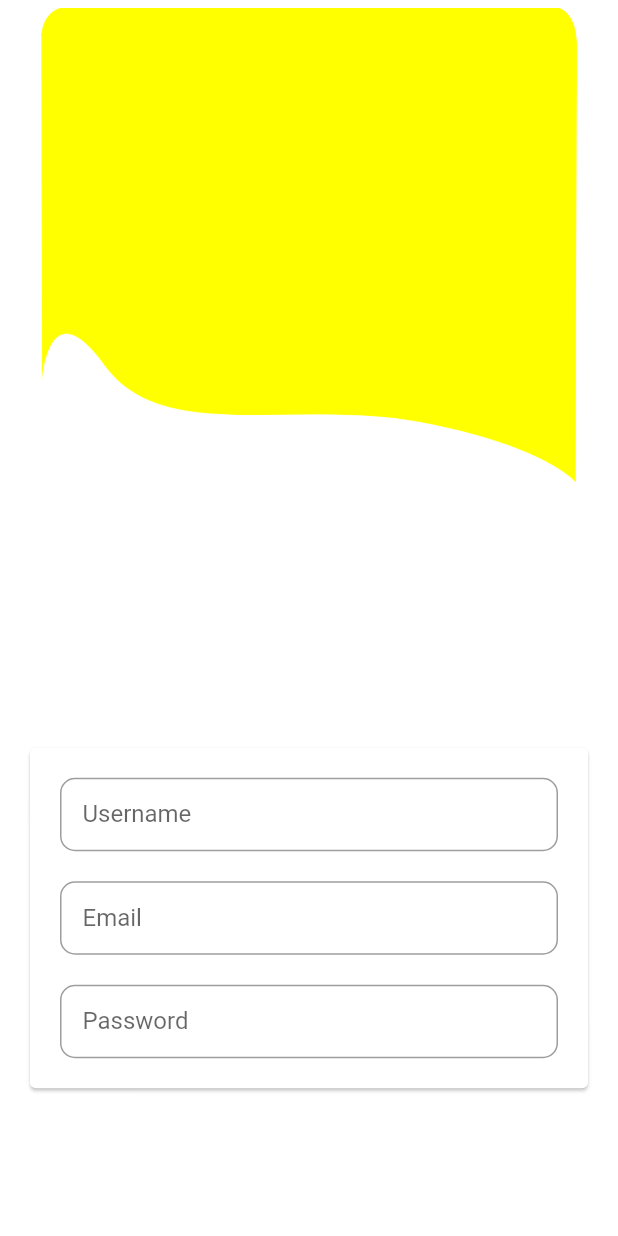
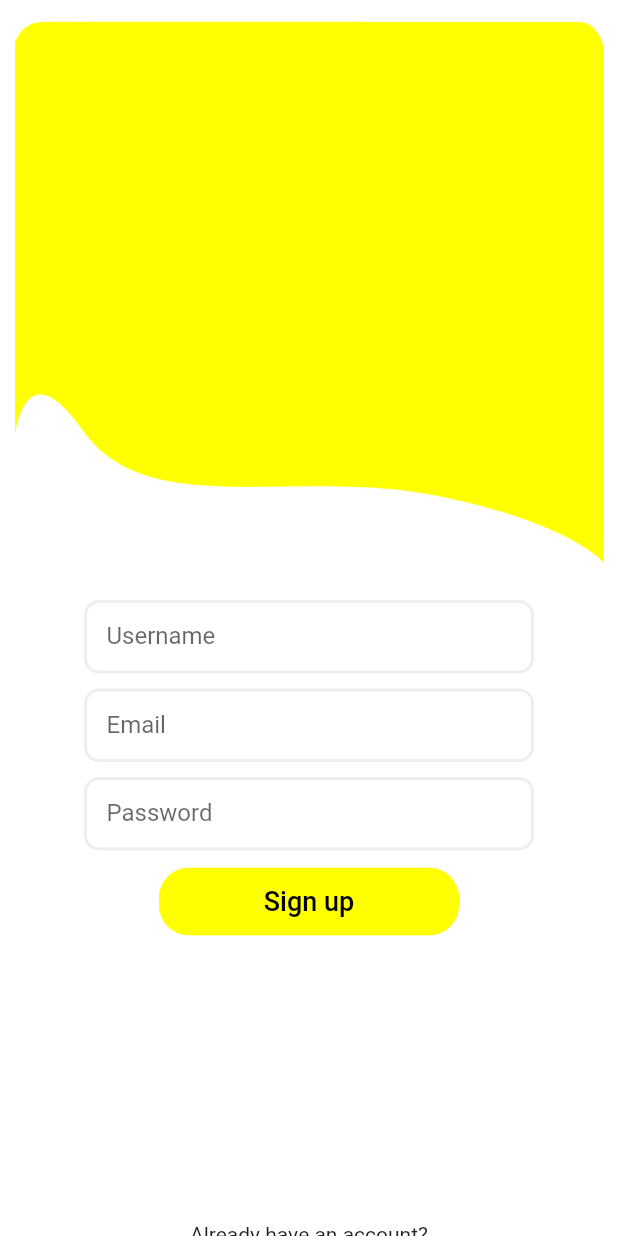
Before and after one commit to PrinceAFelix/Flutter-Chat-Application, a Flutter app: the screen it shows after launch, on a phone screen of 412 x 824 dp. Run offline on Flutter 3.47's test engine with Material 2 defaults, Android fonts, the phone set to English and light mode, and no system bars.

Commit message:
Sign Up Screen UI Finished

```diff
--- a/lib/screens/authentication_screen.dart
+++ b/lib/screens/authentication_screen.dart
@@ -10,48 +10,26 @@ class Authentication extends StatefulWidget {
 class _AuthenticationState extends State<Authentication> {
   @override
   Widget build(BuildContext context) {
-    return MaterialApp(
-      home: Scaffold(
-        backgroundColor: Colors.white,
-        appBar: PreferredSize(
-          preferredSize: Size.fromHeight(400),
-          child: AppBar(
-          backgroundColor: Colors.transparent,
-          elevation: 0,
-          flexibleSpace: Container(
-          margin: EdgeInsets.only(top: 5),
-          decoration: BoxDecoration(
-            image: DecorationImage(
-              image: AssetImage("assets/images/logo.png"),
-              fit: BoxFit.cover,
-            )
-          )
-        ),
-          ),
-        ),
-        body: AuthForm(),
-        ),
+    return Scaffold(
+      //   appBar: PreferredSize(
+      //   preferredSize: Size.fromHeight(10),
+      //   child: AppBar(
+      //     elevation: 0,
+      //     centerTitle: true,
+      //     flexibleSpace: Container(
+      //     margin: EdgeInsets.only(top: 5),
+      //     decoration: BoxDecoration(
+      //       image: DecorationImage(
+      //         image: AssetImage("assets/images/logo.png"),
+      //         fit: BoxFit.cover,
+      //       )
+      //     )
+      //   ),
+      //   backgroundColor: Colors.transparent
+      //   ),
+      // ),
+
+      body: AuthForm(),
     );
-    // return Scaffold(
-    //     appBar: PreferredSize(
-    //     preferredSize: Size.fromHeight(10),
-    //     child: AppBar(
-    //       elevation: 0,
-    //       centerTitle: true,
-    //       flexibleSpace: Container(
-    //       margin: EdgeInsets.only(top: 5),
-    //       decoration: BoxDecoration(
-    //         image: DecorationImage(
-    //           image: AssetImage("assets/images/logo.png"),
-    //           fit: BoxFit.cover,
-    //         )
-    //       )
-    //     ),
-    //     backgroundColor: Colors.transparent
-    //     ),
-    //   ),
-
-    //   body: AuthForm(),
-    // );
   }
 }
--- a/lib/widgets/auth_form.dart
+++ b/lib/widgets/auth_form.dart
@@ -1,4 +1,5 @@
 import 'package:flutter/material.dart';
+import 'dart:async';
 
 class AuthForm extends StatefulWidget {
 
@@ -9,60 +10,179 @@ class AuthForm extends StatefulWidget {
 class _AuthFormState extends State<AuthForm> {
   @override
   Widget build(BuildContext context) {
-    return Center(
-      child: Card(
-        margin: EdgeInsets.all(20.0),
-        child: SingleChildScrollView(
+    return Scaffold(
+      backgroundColor: Colors.white,
+      body: SingleChildScrollView(
         child: Padding(
           padding: EdgeInsets.all(10.0),
-            child: Form(
+          child: Column(
+            children: [
+              Container(
+                height: 370,
+                child: Stack(
+                  children: [
+                    Positioned(
+                      top: 0,
+                      left: -30,
+                      right: -30,
+                      bottom: 0,
+                      child: Image.asset("assets/images/logo.png"),
+                    )
+                  ],
+                ),
+               ),
+               SizedBox(height: 20,),
+               Form(
+                 child: Container(
+                   width: 300,
                    child: Column(
                      mainAxisSize: MainAxisSize.min,
                      children: <Widget>[
                       Padding(
-                    padding: const EdgeInsets.all(10.0),
+                        padding: EdgeInsets.only(bottom: 10.0),
                         child: TextFormField(
                           keyboardType: TextInputType.text,
                           decoration: InputDecoration(
                             labelText: 'Username',
                             contentPadding: const EdgeInsets.all(15.0),
-                        border: OutlineInputBorder(
+                            enabledBorder: OutlineInputBorder(
+                              borderSide: BorderSide(color: Colors.grey.shade200, width: 2),
                               borderRadius: BorderRadius.circular(10.0),
                             ),
                           ),
                         ),
                       ),
                       Padding(
-                    padding: const EdgeInsets.all(10.0),
+                        padding: EdgeInsets.only(bottom: 10.0),
                         child: TextFormField(
                           keyboardType: TextInputType.text,
                           decoration: InputDecoration(
                             labelText: 'Email',
                             contentPadding: const EdgeInsets.all(15.0),
-                        border: OutlineInputBorder(
+                            enabledBorder: OutlineInputBorder(
+                              borderSide: BorderSide(color: Colors.grey.shade200, width: 2),
                               borderRadius: BorderRadius.circular(10.0),
                             ),
-                      ),),
+                          ),
+                        ),
                       ),
                       Padding(
-                    padding: const EdgeInsets.all(10.0),
+                        padding: EdgeInsets.only(bottom: 10.0),
                         child: TextFormField(
                           keyboardType: TextInputType.text,
                           decoration: InputDecoration(
                             labelText: 'Password',
-                        contentPadding: const EdgeInsets.all(15),
-                        border: OutlineInputBorder(
-                        borderRadius: BorderRadius.circular(10),
+                            contentPadding: const EdgeInsets.all(15.0),
+                            enabledBorder: OutlineInputBorder(
+                              borderSide: BorderSide(color: Colors.grey.shade200, width: 2),
+                              borderRadius: BorderRadius.circular(10.0),
                             ),
                           ),
                         ),
                       ),
+                      Padding(
+                        padding: EdgeInsets.only(bottom: 10.0),
+                        child: ButtonTheme(
+                          minWidth: 200,
+                          height: 45,
+                          child: MaterialButton(
+                              elevation: 0,
+                              onPressed: (){},
+                              color: Color.fromRGBO(255, 255, 0, 100),
+                              child: Text("Sign up", style: TextStyle(color: Colors.black, fontSize: 18),
+                          ),
+                          shape: RoundedRectangleBorder(
+                            borderRadius: BorderRadius.circular(20.0),
+                            side: BorderSide(color: Color.fromRGBO(255, 255, 0, 0.5),)
+                          ),
+                          ),
+                        ),
+                      ),
+                      SizedBox(height: 180,),
+                      Text("Already have an account?"),
+                      SizedBox(height: 10,),
+                      Padding(
+                        padding: EdgeInsets.only(bottom: 10.0),
+                        child: ButtonTheme(
+                          minWidth: 250,
+                          height: 45,
+                          child: MaterialButton(
+                              elevation: 0,
+                              onPressed: (){},
+                              color: Color.fromRGBO(255, 255, 0, 0.5),
+                              child: Text("Login", style: TextStyle(color: Colors.black, fontSize: 18),
+                          ),
+                          shape: RoundedRectangleBorder(
+                            borderRadius: BorderRadius.circular(10.0),
+                            side: BorderSide(color: Color.fromRGBO(255, 255, 0, 100),)
+                          ),
+                          ),
+                        ),
+                      ),
+
+                     ],
+                    ),
+                 ),
+                )
             ],
           ),
         ),
       ),
-        ),
-      ),
     );
+    // return Center(
+    //   child: Card(
+    //     margin: EdgeInsets.all(20.0),
+    //     child: SingleChildScrollView(
+    //       child: Padding(
+    //         padding: EdgeInsets.all(10.0),
+    //         child: Form(
+    //           child: Column(
+    //             mainAxisSize: MainAxisSize.min,
+    //             children: <Widget>[
+    //               Padding(
+    //                 padding: const EdgeInsets.all(10.0),
+    //                 child: TextFormField(
+    //                   keyboardType: TextInputType.text,
+    //                   decoration: InputDecoration(
+    //                     labelText: 'Username',
+    //                     contentPadding: const EdgeInsets.all(15.0),
+    //                     border: OutlineInputBorder(
+    //                     borderRadius: BorderRadius.circular(10.0),
+    //                     ),
+    //                   ),
+    //                 ),
+    //               ),
+    //               Padding(
+    //                 padding: const EdgeInsets.all(10.0),
+    //                 child: TextFormField(
+    //                   keyboardType: TextInputType.text,
+    //                   decoration: InputDecoration(
+    //                     labelText: 'Email',
+    //                     contentPadding: const EdgeInsets.all(15.0),
+    //                     border: OutlineInputBorder(
+    //                     borderRadius: BorderRadius.circular(10.0),
+    //                     ),
+    //                   ),),
+    //               ),
+    //               Padding(
+    //                 padding: const EdgeInsets.all(10.0),
+    //                 child: TextFormField(
+    //                   keyboardType: TextInputType.text,
+    //                   decoration: InputDecoration(
+    //                     labelText: 'Password',
+    //                     contentPadding: const EdgeInsets.all(15),
+    //                     border: OutlineInputBorder(
+    //                     borderRadius: BorderRadius.circular(10),
+    //                     ),
+    //                   ),
+    //                 ),
+    //               ),
+    //             ],
+    //           ),
+    //         ),
+    //       ),
+    //     ),
+    //   ),
+    // );
   }
 }
--- a/pubspec.yaml
+++ b/pubspec.yaml
@@ -73,7 +73,7 @@ flutter:
 
   # To add custom fonts to your application, add a fonts section here,
   # in this "flutter" section. Each entry in this list should have a
-  # "family" key with the font family name, and a "fonts" key with a
+  # "family" key with the font familsy name, and a "fonts" key with a
   # list giving the asset and other descriptors for the font. For
   # example:
   # fonts:
```
Also changed, not shown: assets/images/logo.png, 16 other files. Lines whose indentation alone changed are shown as unchanged.
